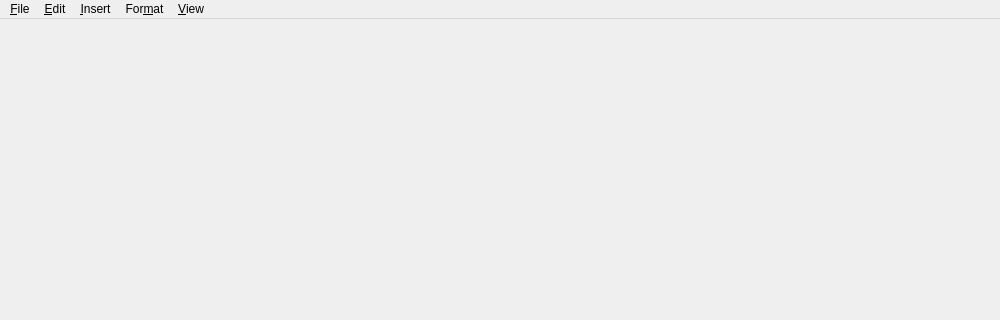
Above: main.ui from Sigil-Ebook/PageEdit before the change; both pictures show x 0 to 1000 and y 0 to 320 of the 1000 by 700 pixel window. Below: the same form after it.
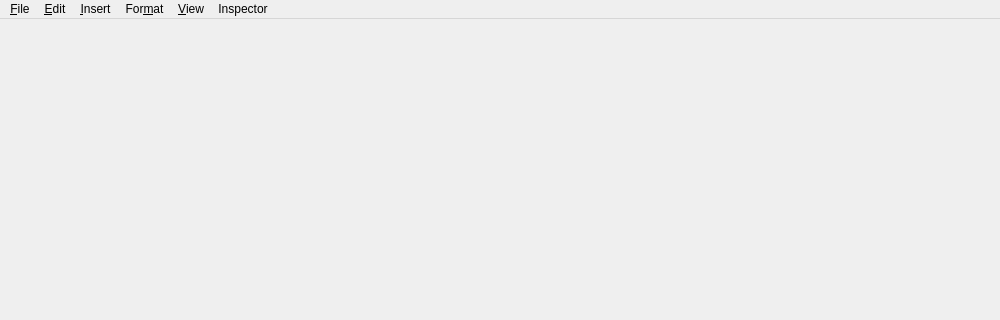
That is the form after the change. Icons and pictures are not drawn.

Commit message: add support for Inspector

Patch:
```diff
--- a/main.ui
+++ b/main.ui
@@ -138,11 +138,19 @@
     <addaction name="actionZoomReset"/>
    </widget>
    
+   <widget class="QMenu" name="menuInspect">
+    <property name="title">
+     <string>Inspector</string>
+    </property>
+    <addaction name="actionInspect" />
+   </widget>
+
    <addaction name="menuFile"/>
    <addaction name="menuEdit"/>
    <addaction name="menuInsert"/>
    <addaction name="menuFormat"/>
    <addaction name="menuView"/>
+   <addaction name="menuInspect"/>
   </widget>
 
   <widget class="QStatusBar" name="statusbar"/>
```
Left out of the diff: 19 changed lines with no effect on the pictures. The commit also changes 7 other files.
